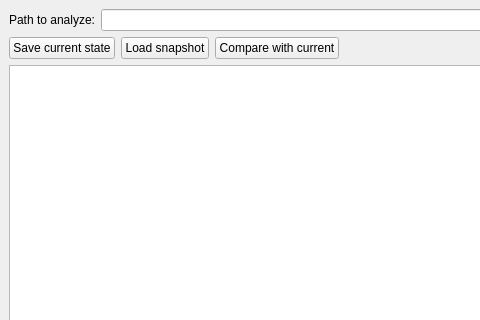
The window that app/src/mainwindow.ui (VioletGiraffe/SpaceGuard) describes before a commit, drawn with Qt 5; both pictures show x 0 to 480 and y 0 to 320 of the 800 by 600 pixel window.
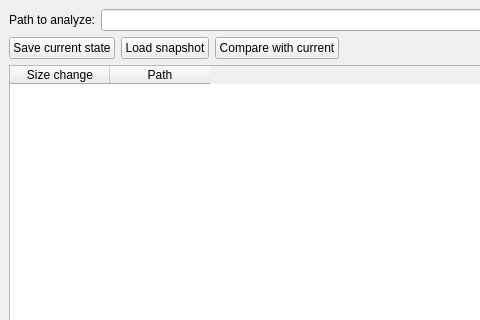
The same window after the commit.

What changed in the file:
```diff
--- a/app/src/mainwindow.ui
+++ b/app/src/mainwindow.ui
@@ -75,7 +75,18 @@
      </layout>
     </item>
     <item>
-     <widget class="QPlainTextEdit" name="text"/>
+     <widget class="QTableWidget" name="table">
+      <column>
+       <property name="text">
+        <string>Size change</string>
+       </property>
+      </column>
+      <column>
+       <property name="text">
+        <string>Path</string>
+       </property>
+      </column>
+     </widget>
     </item>
    </layout>
   </widget>
```
Left out of the diff: 2 changed lines with no effect on the pictures.
